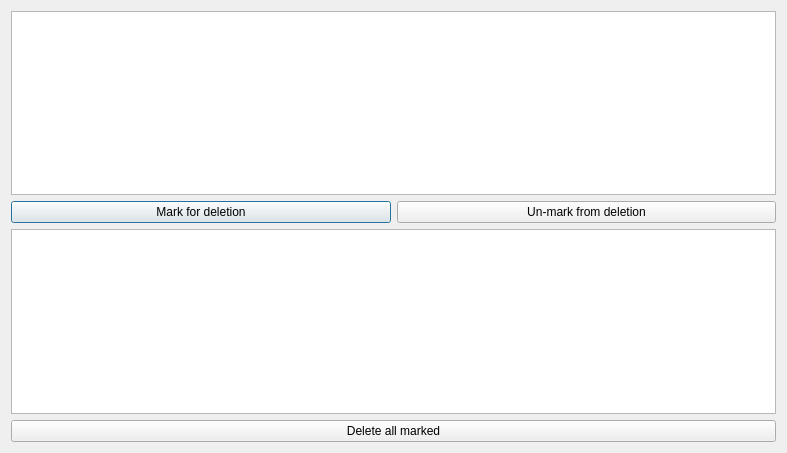
Above: Skil 3/UI/deletescientist.ui from SenpaiPlz/0011Week before the change. Below: the same form after it.
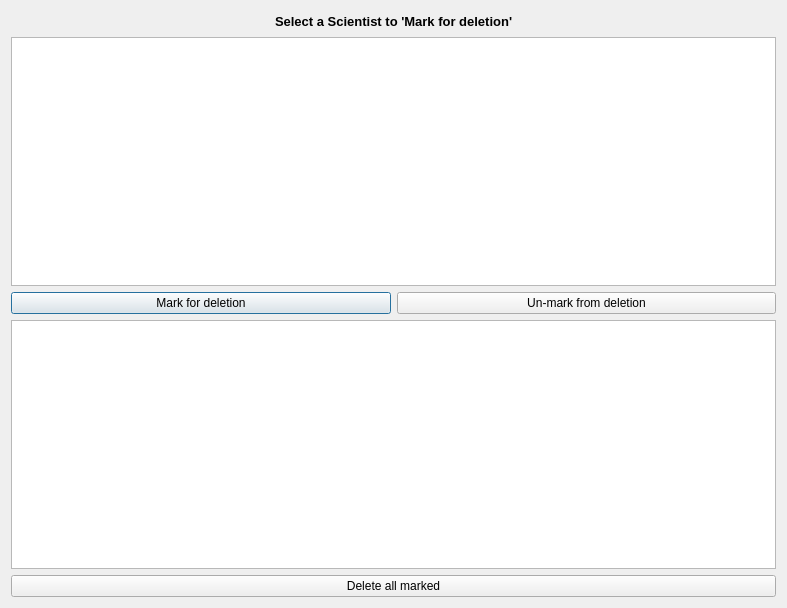
That is the form after the change. Icons and pictures are not drawn.

Commit message: change layout, very pretty

What changed in the file:
```diff
--- a/Skil 3/UI/deletescientist.ui
+++ b/Skil 3/UI/deletescientist.ui
@@ -7,7 +7,7 @@
     <x>0</x>
     <y>0</y>
     <width>787</width>
-    <height>453</height>
+    <height>608</height>
    </rect>
   </property>
   <property name="windowTitle">
@@ -18,6 +18,70 @@
     <layout class="QVBoxLayout" name="verticalLayout_2">
      <item>
       <layout class="QVBoxLayout" name="verticalLayout">
+       <item>
+        <layout class="QHBoxLayout" name="horizontalLayout_3">
+         <item>
+          <spacer name="horizontalSpacer">
+           <property name="orientation">
+            <enum>Qt::Horizontal</enum>
+           </property>
+           <property name="sizeHint" stdset="0">
+            <size>
+             <width>40</width>
+             <height>20</height>
+            </size>
+           </property>
+          </spacer>
+         </item>
+         <item>
+          <widget class="QLabel" name="label_2">
+           <property name="text">
+            <string/>
+           </property>
+           <property name="pixmap">
+            <pixmap resource="../themelogo.qrc">:/liltree.png</pixmap>
+           </property>
+          </widget>
+         </item>
+         <item>
+          <widget class="QLabel" name="label">
+           <property name="font">
+            <font>
+             <pointsize>10</pointsize>
+             <weight>75</weight>
+             <bold>true</bold>
+            </font>
+           </property>
+           <property name="text">
+            <string>Select a Scientist to 'Mark for deletion'</string>
+           </property>
+          </widget>
+         </item>
+         <item>
+          <widget class="QLabel" name="label_3">
+           <property name="text">
+            <string/>
+           </property>
+           <property name="pixmap">
+            <pixmap resource="../themelogo.qrc">:/liltree.png</pixmap>
+           </property>
+          </widget>
+         </item>
+         <item>
+          <spacer name="horizontalSpacer_2">
+           <property name="orientation">
+            <enum>Qt::Horizontal</enum>
+           </property>
+           <property name="sizeHint" stdset="0">
+            <size>
+             <width>40</width>
+             <height>20</height>
+            </size>
+           </property>
+          </spacer>
+         </item>
+        </layout>
+       </item>
        <item>
         <widget class="QTableWidget" name="table_original">
          <property name="editTriggers">
```
Left out of the diff: 8 changed lines with no effect on the pictures. The commit also changes 9 other files.
